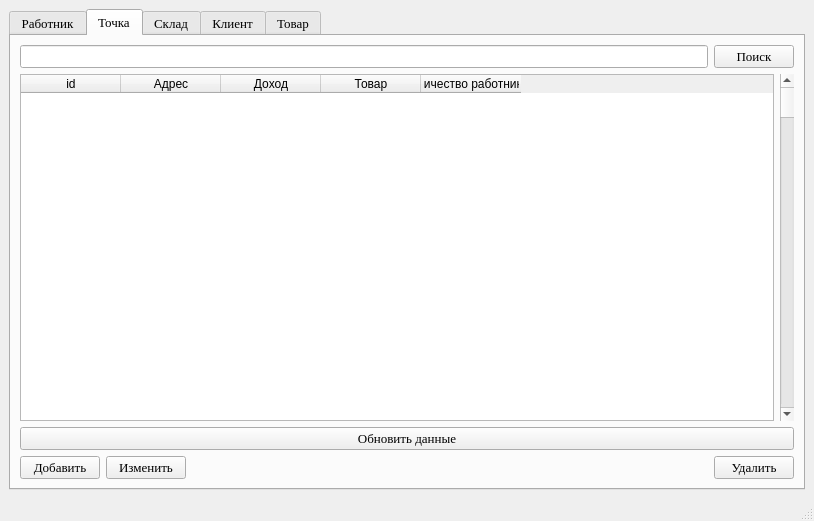
This is BD.ui in Motich351/Database as Qt 5 draws it before an edit. The edited form follows.
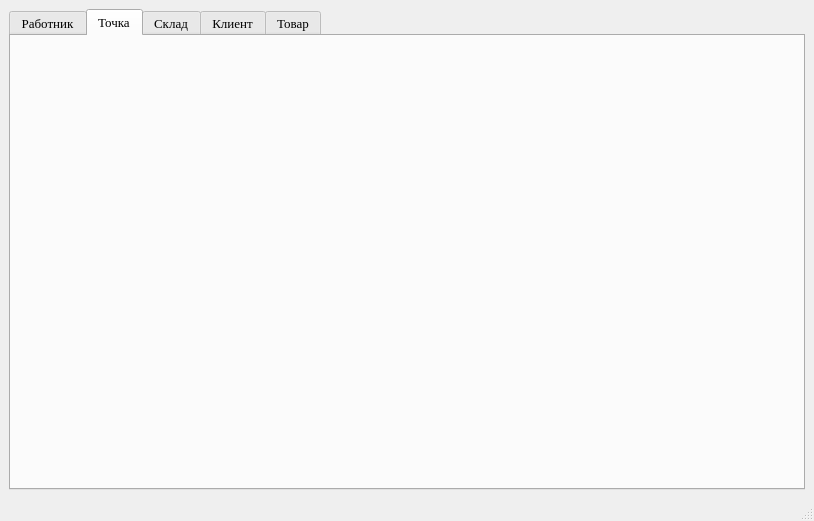
This is the edited form. The open tabs and pages were chosen to show the change.

```diff
--- a/BD.ui
+++ b/BD.ui
@@ -36,130 +36,7 @@
        <attribute name="title">
         <string>Точка</string>
        </attribute>
-       <layout class="QVBoxLayout" name="verticalLayout_9">
-        <item>
-         <layout class="QVBoxLayout" name="verticalLayout_8">
-          <item>
-           <layout class="QVBoxLayout" name="verticalLayout_7">
-            <item>
-             <layout class="QHBoxLayout" name="horizontalLayout_16">
-              <item>
-               <widget class="QLineEdit" name="linePoint"/>
-              </item>
-              <item>
-               <widget class="QPushButton" name="SearchPoint">
-                <property name="text">
-                 <string>Поиск</string>
-                </property>
-               </widget>
-              </item>
-             </layout>
-            </item>
-            <item>
-             <layout class="QHBoxLayout" name="horizontalLayout_7">
-              <item>
-               <widget class="QTableWidget" name="TablePoint">
-                <property name="enabled">
-                 <bool>true</bool>
-                </property>
-                <column>
-                 <property name="text">
-                  <string>id</string>
-                 </property>
-                </column>
-                <column>
-                 <property name="text">
-                  <string>Адрес</string>
-                 </property>
-                </column>
-                <column>
-                 <property name="text">
-                  <string>Доход</string>
-                 </property>
-                </column>
-                <column>
-                 <property name="text">
-                  <string>Товар</string>
-                 </property>
-                </column>
-                <column>
-                 <property name="text">
-                  <string>Количество работников </string>
-                 </property>
-                </column>
-               </widget>
-              </item>
-              <item>
-               <widget class="QScrollBar" name="verticalScrollBar_2">
-                <property name="orientation">
-                 <enum>Qt::Vertical</enum>
-                </property>
-               </widget>
-              </item>
-             </layout>
-            </item>
-           </layout>
-          </item>
-          <item>
-           <widget class="QPushButton" name="PointUpdate">
-            <property name="text">
-             <string>Обновить данные</string>
-            </property>
-           </widget>
-          </item>
-          <item>
-           <layout class="QHBoxLayout" name="horizontalLayout_17">
-            <item>
-             <layout class="QHBoxLayout" name="horizontalLayout_18">
-              <item>
-               <layout class="QHBoxLayout" name="horizontalLayout_19">
-                <item>
-                 <layout class="QHBoxLayout" name="horizontalLayout_20">
-                  <item>
-                   <widget class="QPushButton" name="AddPoint">
-                    <property name="text">
-                     <string>Добавить</string>
-                    </property>
-                   </widget>
-                  </item>
-                  <item>
-                   <widget class="QPushButton" name="ChangePoint">
-                    <property name="text">
-                     <string>Изменить</string>
-                    </property>
-                   </widget>
-                  </item>
-                 </layout>
-                </item>
-                <item>
-                 <spacer name="horizontalSpacer_4">
-                  <property name="orientation">
-                   <enum>Qt::Horizontal</enum>
-                  </property>
-                  <property name="sizeHint" stdset="0">
-                   <size>
-                    <width>238</width>
-                    <height>18</height>
-                   </size>
-                  </property>
-                 </spacer>
-                </item>
-               </layout>
-              </item>
-             </layout>
-            </item>
-            <item>
-             <widget class="QPushButton" name="DeletePoint">
-              <property name="text">
-               <string>Удалить</string>
-              </property>
-             </widget>
-            </item>
-           </layout>
-          </item>
-         </layout>
-        </item>
-       </layout>
+       <layout class="QVBoxLayout" name="verticalLayout_9"/>
       </widget>
       <widget class="QWidget" name="Storage">
        <attribute name="title">
```
Left out of the diff: 105 changed lines with no effect on the pictures.
